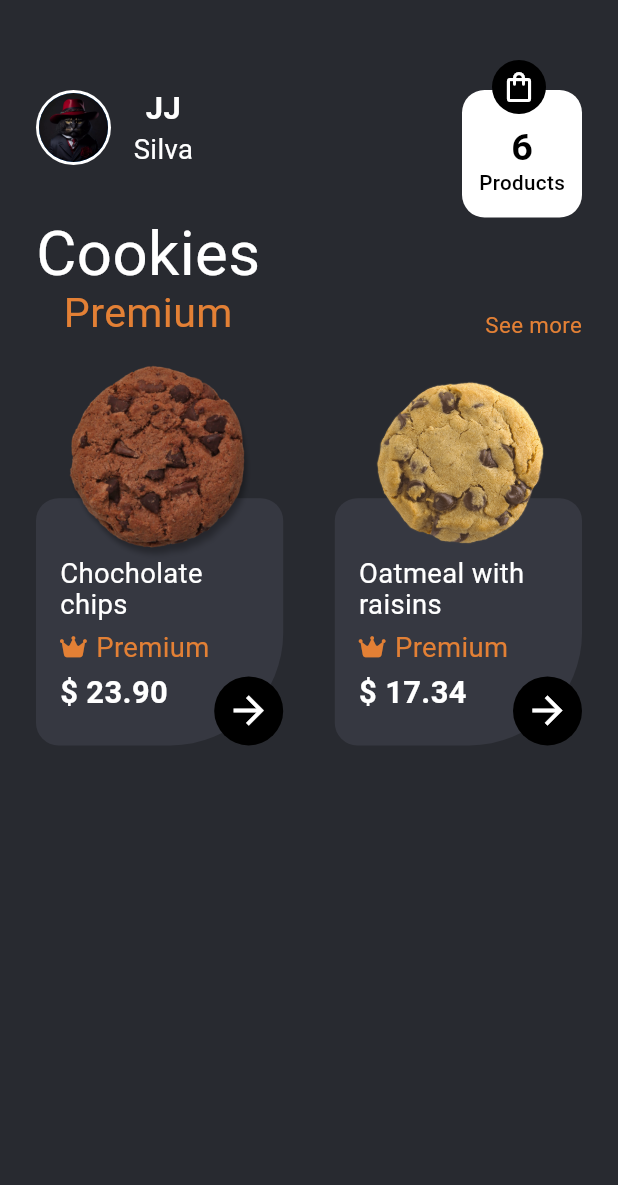
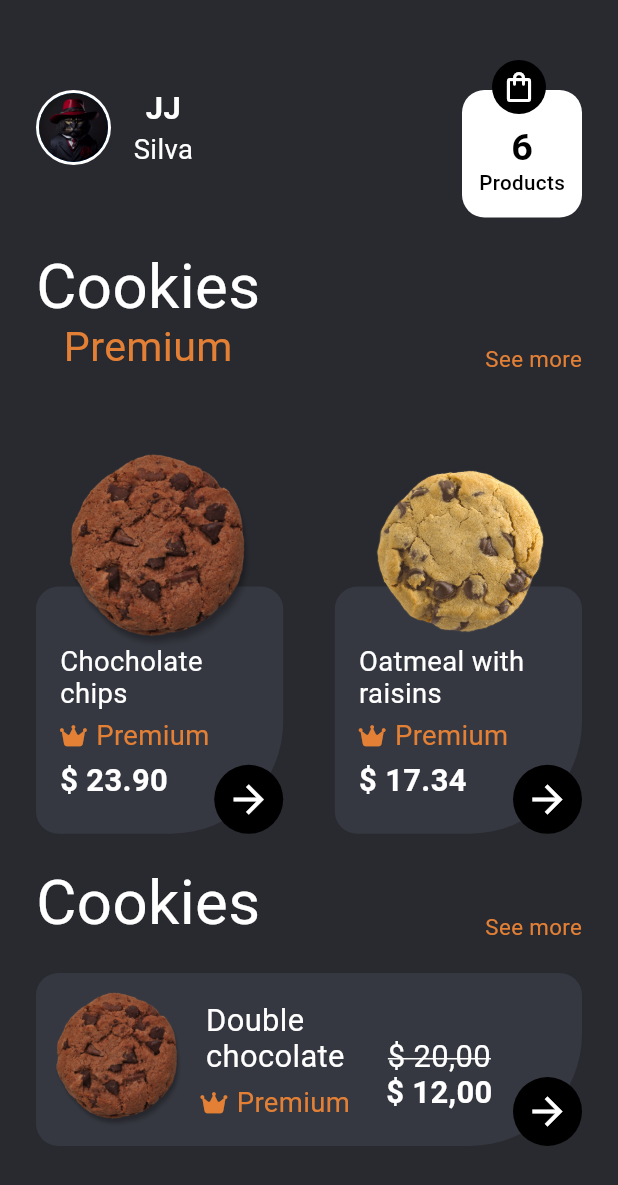
Before and after one commit to RFBruno/flutter-cookies-app, a Flutter app: the screen it shows after launch, on a phone screen of 412 x 824 dp. Shown: the top 1185 px of the screen. Run offline on Flutter 3.47's test engine with Material 2 defaults, Android fonts, the phone set to English and light mode, and no system bars; our stand-ins replace flutter_screenutil, font_awesome_flutter, money_formatter.

Commit message:
card horizontal, bottom nav

```diff
--- a/lib/app/pages/app_widget.dart
+++ b/lib/app/pages/app_widget.dart
@@ -24,6 +24,8 @@ class AppWidget extends StatelessWidget {
             primarySwatch: Colors.blue,
             highlightColor: orange,
             cardColor: buttonColor,
+            bottomAppBarTheme:
+                const BottomAppBarTheme().copyWith(color: navBarColor),
             textTheme: Typography.englishLike2018.apply(fontSizeFactor: 1.sp),
             scaffoldBackgroundColor: background,
           ),
--- a/lib/app/pages/home/home_page.dart
+++ b/lib/app/pages/home/home_page.dart
@@ -3,6 +3,8 @@ import 'package:cookies_app/app/pages/home/widgets/avatar_widget.dart';
 import 'package:cookies_app/app/pages/home/widgets/cart_widget.dart';
 import 'package:cookies_app/app/pages/home/widgets/cookie_card.dart';
 import 'package:cookies_app/app/pages/home/widgets/cookies_bar_widget.dart';
+import 'package:cookies_app/app/pages/home/widgets/horizontal_cookie_card_widget.dart';
+import 'package:cookies_app/app/pages/home/widgets/offers_bar_widget.dart';
 import 'package:cookies_app/app/pages/home/widgets/personal_info_widget.dart';
 import 'package:flutter/material.dart';
 
@@ -13,9 +15,26 @@ class HomePage extends StatelessWidget {
   Widget build(BuildContext context) {
     var size = MediaQuery.of(context).size;
     return Scaffold(
-      body: Padding(
+      body: Body(size: size),
+      // bottomNavigationBar: const BottomNavBarWidget(),
+    );
+  }
+}
+
+class Body extends StatelessWidget {
+  const Body({
+    super.key,
+    required this.size,
+  });
+
+  final Size size;
+
+  @override
+  Widget build(BuildContext context) {
+    return Padding(
       padding: const EdgeInsets.symmetric(vertical: 60, horizontal: 24),
       child: Column(
+        mainAxisAlignment: MainAxisAlignment.spaceBetween,
         children: [
           const Row(
             crossAxisAlignment: CrossAxisAlignment.start,
@@ -28,7 +47,7 @@ class HomePage extends StatelessWidget {
             ],
           ),
           const CookiesBarWidget(),
-            SizedBox(height: size.height * .13),
+          SizedBox(height: size.height * .12),
           Row(
             mainAxisAlignment: MainAxisAlignment.spaceBetween,
             children: cookies
@@ -39,8 +58,9 @@ class HomePage extends StatelessWidget {
                 )
                 .toList(),
           ),
+          const OffersBarWidget(),
+          const HorizontalCookieCardWidget()
         ],
-        ),
       ),
     );
   }
--- /dev/null
+++ b/lib/app/pages/home/widgets/bottom_nav_bar_widget.dart
@@ -0,0 +1,39 @@
+import 'package:flutter/material.dart';
+
+class BottomNavBarWidget extends StatelessWidget {
+  const BottomNavBarWidget({super.key});
+
+  @override
+  Widget build(BuildContext context) {
+    return Stack(
+      children: [
+        Container(
+          height: 60,
+          decoration: BoxDecoration(
+            color: Theme.of(context).bottomAppBarTheme.color,
+            borderRadius: const BorderRadius.vertical(
+              top: Radius.circular(45),
+            ),
+          ),
+        ),
+        Row(
+          children: [
+            Column(
+              children: [
+                Container(
+                  height: 50,
+                  width: 50,
+                  decoration: BoxDecoration(
+                    shape: BoxShape.circle,
+                    color: Theme.of(context).cardColor,
+                  ),
+                  child: const Icon(Icons.home_outlined),
+                )
+              ],
+            )
+          ],
+        )
+      ],
+    );
+  }
+}
--- /dev/null
+++ b/lib/app/pages/home/widgets/horizontal_cookie_card_widget.dart
@@ -0,0 +1,85 @@
+import 'package:cookies_app/app/pages/home/widgets/container_arrow_widget.dart';
+import 'package:cookies_app/app/pages/home/widgets/premium_widget.dart';
+import 'package:flutter/material.dart';
+import 'package:flutter_screenutil/flutter_screenutil.dart';
+
+class HorizontalCookieCardWidget extends StatelessWidget {
+  const HorizontalCookieCardWidget({Key? key}) : super(key: key);
+
+  @override
+  Widget build(BuildContext context) {
+    var size = MediaQuery.of(context).size;
+    return Stack(
+      children: [
+        Container(
+          height: size.height * .14,
+          decoration: BoxDecoration(
+            color: Theme.of(context).cardColor,
+            borderRadius: const BorderRadius.only(
+              topLeft: Radius.circular(15),
+              topRight: Radius.circular(15),
+              bottomLeft: Radius.circular(15),
+              bottomRight: Radius.circular(75),
+            ),
+          ),
+          child: Row(
+            children: [
+              Container(
+                padding: const EdgeInsets.all(12),
+                child: Image.asset("assets/images/cookie-001.png"),
+              ),
+              Padding(
+                padding: const EdgeInsets.symmetric(vertical: 20),
+                child: Row(
+                  children: [
+                    Column(
+                      mainAxisAlignment: MainAxisAlignment.center,
+                      children: [
+                        Text(
+                          'Double\nchocolate',
+                          style: TextStyle(
+                            color: Colors.white,
+                            fontSize: 18.sp,
+                          ),
+                        ),
+                        const SizedBox(height: 8),
+                        const PremiumWidget()
+                      ],
+                    ),
+                    const SizedBox(width: 24),
+                    Column(
+                      mainAxisAlignment: MainAxisAlignment.end,
+                      children: [
+                        Text(
+                          '\$ 20,00',
+                          style: TextStyle(
+                              color: Colors.white,
+                              fontSize: 18.sp,
+                              decoration: TextDecoration.lineThrough),
+                        ),
+                        Text(
+                          '\$ 12,00',
+                          style: TextStyle(
+                            color: Colors.white,
+                            fontSize: 18.sp,
+                            fontWeight: FontWeight.bold,
+                          ),
+                        ),
+                        const SizedBox(height: 4),
+                      ],
+                    )
+                  ],
+                ),
+              )
+            ],
+          ),
+        ),
+        const Positioned(
+          bottom: 0,
+          right: 0,
+          child: ContainerArrowWidget(),
+        )
+      ],
+    );
+  }
+}
--- /dev/null
+++ b/lib/app/pages/home/widgets/offers_bar_widget.dart
@@ -0,0 +1,30 @@
+import 'package:flutter/material.dart';
+import 'package:flutter_screenutil/flutter_screenutil.dart';
+
+class OffersBarWidget extends StatelessWidget {
+  const OffersBarWidget({super.key});
+
+  @override
+  Widget build(BuildContext context) {
+    return Row(
+      mainAxisAlignment: MainAxisAlignment.spaceBetween,
+      crossAxisAlignment: CrossAxisAlignment.end,
+      children: [
+        Text(
+          'Cookies',
+          style: TextStyle(
+            color: Colors.white,
+            fontSize: 36.sp,
+          ),
+        ),
+        Text(
+          'See more',
+          style: TextStyle(
+            color: Theme.of(context).highlightColor,
+            fontSize: 13.sp,
+          ),
+        ),
+      ],
+    );
+  }
+}
```
Lines whose indentation alone changed are shown as unchanged.
